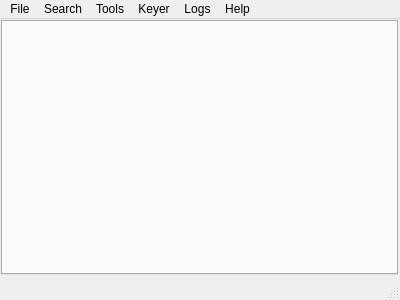
Qt form mqt/MqtLogger/tlogcontainer.ui (Rsclub22/Minos2-Mirror) before a commit.
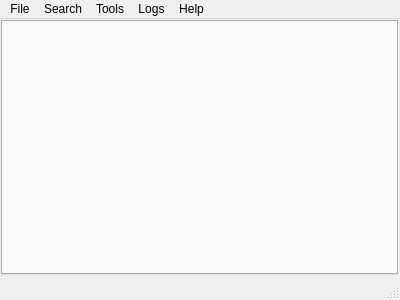
The same form after that commit. Custom widgets are drawn as their Qt base class.

Commit message: Take out keyer menu; make keyer switching work

Patch:
```diff
--- a/mqt/MqtLogger/tlogcontainer.ui
+++ b/mqt/MqtLogger/tlogcontainer.ui
@@ -81,11 +81,6 @@
      <string>Tools</string>
     </property>
    </widget>
-   <widget class="QMenu" name="menuKeyer">
-    <property name="title">
-     <string>Keyer</string>
-    </property>
-   </widget>
    <widget class="QMenu" name="menuLogs">
     <property name="title">
      <string>Logs</string>
@@ -94,7 +89,6 @@
    <addaction name="menuFile"/>
    <addaction name="menuSearch"/>
    <addaction name="menuTools"/>
-   <addaction name="menuKeyer"/>
    <addaction name="menuLogs"/>
    <addaction name="menuHelp"/>
   </widget>
```
The commit also changes 17 other files.
